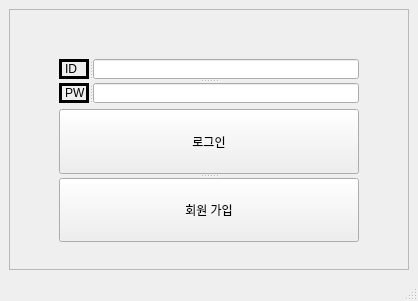
Qt form src/views/login/login_main_window.ui (ZIBA99/BlueButton_Client) before a commit.
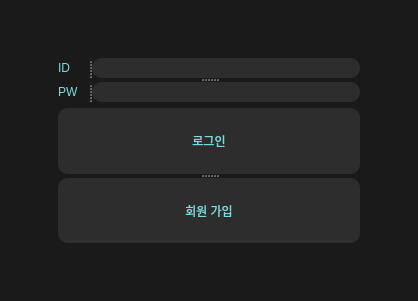
The same form after that commit.

Commit message: [UI|Color] UI 색상 전체 변경 및 라운딩 효과 추가, 버튼 선택 시 버튼 크기 변경 추가

Diff of the .ui file:
```diff
--- a/src/views/login/login_main_window.ui
+++ b/src/views/login/login_main_window.ui
@@ -25,6 +25,13 @@
   <property name="windowTitle">
    <string>LoginMainWindow</string>
   </property>
+  <property name="styleSheet">
+   <string notr="true">background-color: #1a1a1a;
+color: #7fdbda;
+border-radius: 10px;
+border: none;
+padding: 0px 0px;</string>
+  </property>
   <widget class="QWidget" name="centralwidget">
    <layout class="QGridLayout" name="gridLayout">
     <item row="0" column="0">
@@ -161,6 +168,13 @@
                  <height>20</height>
                 </size>
                </property>
+               <property name="styleSheet">
+                <string notr="true">background-color: #2d2d2d;
+color: #7fdbda;
+border-radius: 10px;
+border: none;
+padding: 0px 0px;</string>
+               </property>
               </widget>
              </widget>
              <widget class="QSplitter" name="splitter_2">
@@ -221,6 +235,22 @@
                  <height>20</height>
                 </size>
                </property>
+               <property name="autoFillBackground">
+                <bool>false</bool>
+               </property>
+               <property name="styleSheet">
+                <string notr="true">background-color: #2d2d2d;
+color: #7fdbda;
+border-radius: 10px;
+border: none;
+padding: 0px 0px;</string>
+               </property>
+               <property name="inputMethodHints">
+                <set>Qt::InputMethodHint::ImhHiddenText|Qt::InputMethodHint::ImhNoAutoUppercase|Qt::InputMethodHint::ImhNoPredictiveText|Qt::InputMethodHint::ImhSensitiveData</set>
+               </property>
+               <property name="echoMode">
+                <enum>QLineEdit::EchoMode::Password</enum>
+               </property>
               </widget>
              </widget>
             </widget>
@@ -243,6 +273,13 @@
                 <height>40</height>
                </size>
               </property>
+              <property name="styleSheet">
+               <string notr="true">background-color: #2d2d2d;
+color: #7fdbda;
+border-radius: 10px;
+border: none;
+padding: 0px 0px;</string>
+              </property>
               <property name="text">
                <string>로그인</string>
               </property>
@@ -254,6 +291,13 @@
                 <height>40</height>
                </size>
               </property>
+              <property name="styleSheet">
+               <string notr="true">background-color: #2d2d2d;
+color: #7fdbda;
+border-radius: 10px;
+border: none;
+padding: 0px 0px;</string>
+              </property>
               <property name="text">
                <string>회원 가입</string>
               </property>
```
The commit also changes 3 other files.
